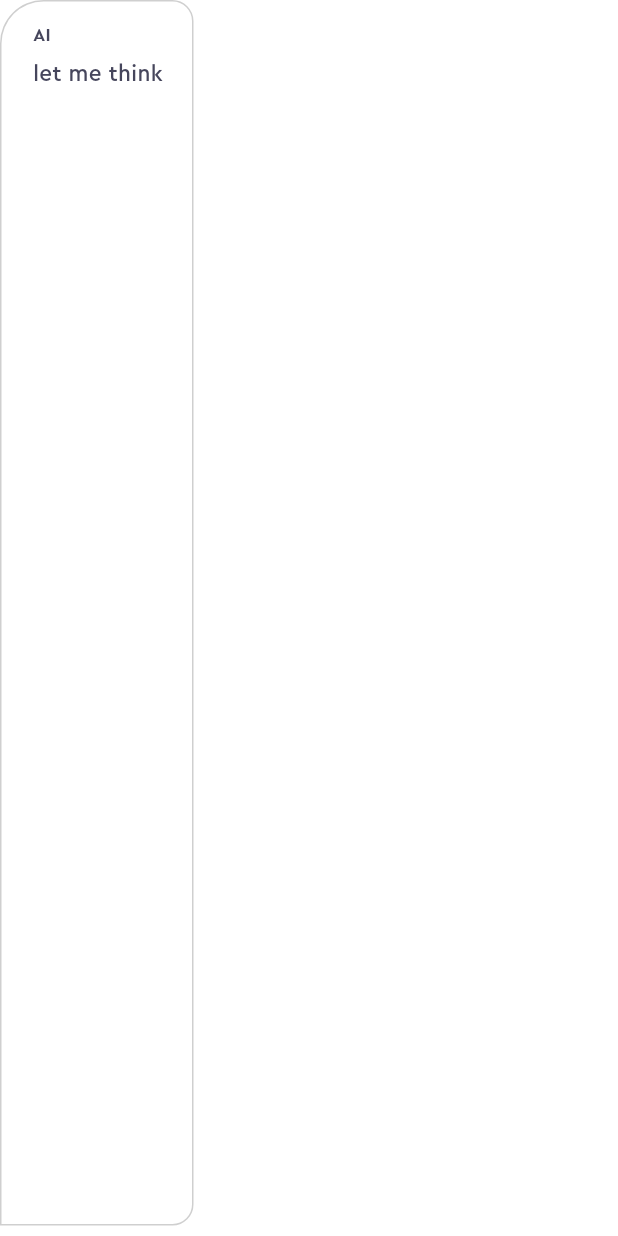
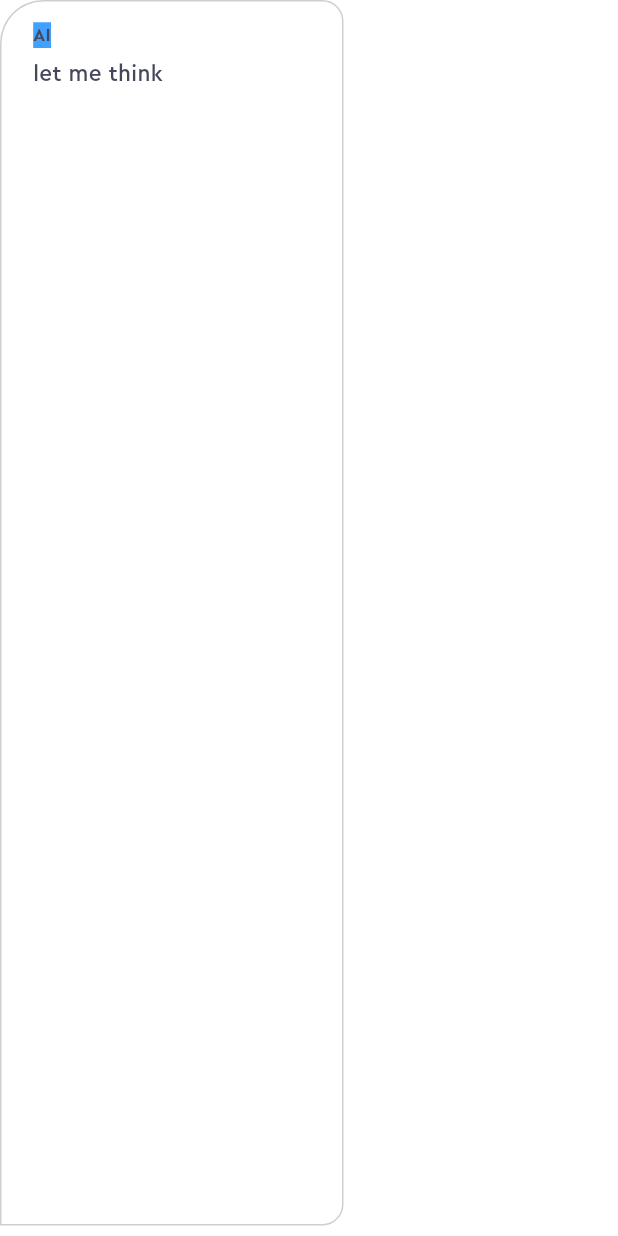
Before and after one commit to barisozgenn/ChatAI-Flutter, a Flutter app: the MessageBaloon widget shown alone on an empty page, opened directly, on a phone screen of 412 x 824 dp. Run offline on Flutter 3.47's test engine with Material 2 defaults, Android fonts, the phone set to English and light mode, and no system bars; our stand-ins replace animate_do, flutter_tts, speech_to_text.

Commit message:
some design changes

```diff
--- a/photo_ml/lib/message_baloon.dart
+++ b/photo_ml/lib/message_baloon.dart
@@ -18,19 +18,24 @@ class MessageBaloon extends StatelessWidget {
   Widget build(BuildContext context) {
     return FadeInRight(
       child: Visibility(
+        child: Align(
+          alignment: isAI ? Alignment.centerLeft : Alignment.centerRight,
+          child: Flexible(
             child: Container(
-          constraints: const BoxConstraints(minWidth: 129, maxWidth: 129),
+              width: text.length < 29 ? 229 : double.infinity,
               padding: const EdgeInsets.symmetric(horizontal: 14, vertical: 7),
-          margin: const EdgeInsets.only(bottom: 7),
-          alignment: isAI ? Alignment.centerLeft : Alignment.centerRight,
+              margin: const EdgeInsets.only(bottom: 7)
+                  .copyWith(left: isAI ? 0 : 29, right: isAI ? 29 : 0),
               decoration: BoxDecoration(
                   border: Border.all(color: Pallete.borderColor),
                   color: isAI
                       ? const Color.fromARGB(255, 255, 255, 255)
                       : const Color.fromARGB(255, 233, 233, 233),
                   borderRadius: BorderRadius.circular(14).copyWith(
-                  bottomLeft: isAI ? Radius.zero : const Radius.circular(14),
-                  bottomRight: !isAI ? Radius.zero : const Radius.circular(14),
+                      bottomLeft:
+                          isAI ? Radius.zero : const Radius.circular(14),
+                      bottomRight:
+                          !isAI ? Radius.zero : const Radius.circular(14),
                       topRight: !isAI
                           ? const Radius.circular(29)
                           : const Radius.circular(14),
@@ -45,7 +50,7 @@ class MessageBaloon extends StatelessWidget {
                       top: 7,
                       bottom: 0,
                     ),
-                child: Align(
+                    child: Container(
                       alignment: Alignment.centerLeft,
                       child: Text(
                         isAI ? 'AI' : 'You',
@@ -53,6 +58,7 @@ class MessageBaloon extends StatelessWidget {
                             fontFamily: 'Cera Pro',
                             color: Pallete.mainFontColor,
                             fontSize: 12,
+                            backgroundColor: Pallete.secondAssistantCircleColor,
                             fontWeight: FontWeight.bold),
                       ),
                     ),
@@ -87,6 +93,8 @@ class MessageBaloon extends StatelessWidget {
               ),
             ),
           ),
+        ),
+      ),
     );
   }
 }
```
Lines whose indentation alone changed are shown as unchanged.
